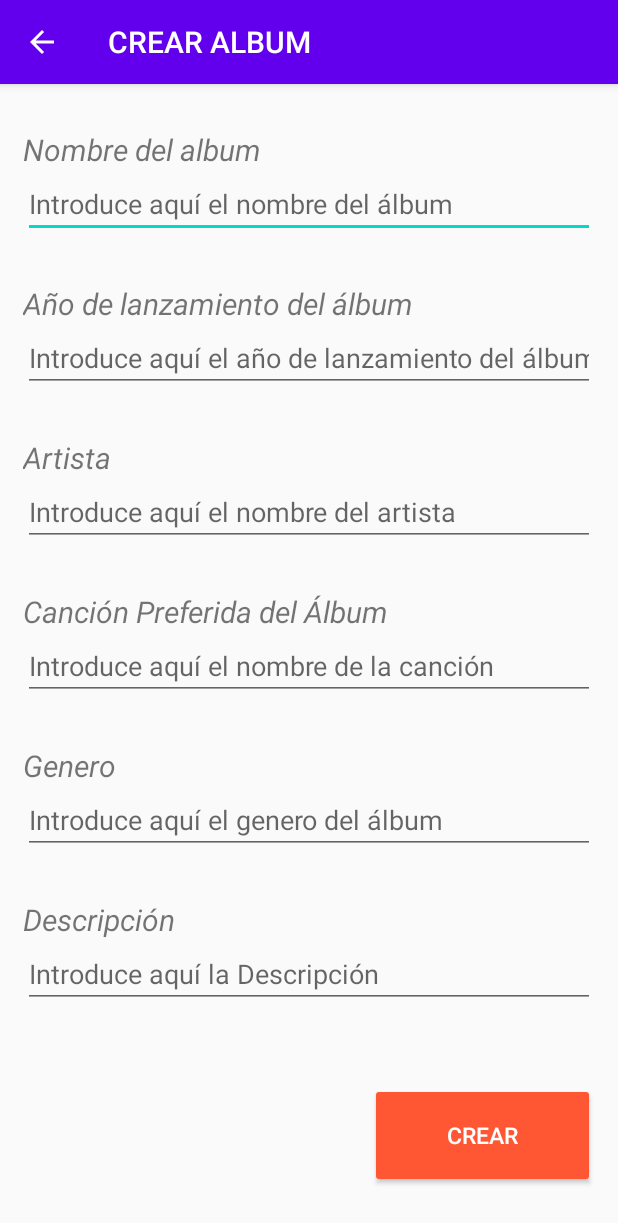
After one commit to ACardenasJ/DesarrolloMovilMISO, an Android app: the CrearAlbum screen opened directly, with no data from a screen before it, on a phone screen of 412 x 824 dp. The commit adds this screen. Shown: the top 1223 px of the screen. Run offline under Robolectric (Android 15) with nearby library versions, the phone set to English and light mode, and no system bars.

Commit message:
Creacion de albumes

```diff
--- /dev/null
+++ b/app/src/main/java/com/example/movilmisodreamteam2022/CrearAlbum.kt
@@ -0,0 +1,102 @@
+package com.example.movilmisodreamteam2022
+
+import android.app.Activity
+import android.os.Bundle
+import android.support.design.widget.Snackbar
+import android.support.v7.app.AppCompatActivity
+import android.util.Log
+import android.view.View
+import android.widget.Button
+import android.widget.EditText
+import android.widget.Toast
+import com.example.movilmisodreamteam2022.modelos.BandaModel
+import kotlinx.coroutines.Dispatchers
+import kotlinx.coroutines.GlobalScope
+import kotlinx.coroutines.async
+import kotlinx.coroutines.launch
+import kotlin.system.measureTimeMillis
+
+class CrearAlbum : AppCompatActivity() {
+    var img_basic: String = "https://cdn.dribbble.com/users/1100029/screenshots/5950588/media/451c0eb8bb7675c9bea0ddc26efece44.png"
+    override fun onCreate(savedInstanceState: Bundle?) {
+        super.onCreate(savedInstanceState)
+        setContentView(R.layout.activity_album)
+        var parentLayout: View = findViewById(android.R.id.content)
+        var EDNombreAlbum: EditText = findViewById<EditText>(R.id.EDNombreAlbum)
+        var EDYearAlbum: EditText = findViewById<EditText>(R.id.EDYearAlbum)
+        var EDArtista: EditText = findViewById<EditText>(R.id.EDArtista)
+        var EDCancionPreferida: EditText = findViewById<EditText>(R.id.EDCancionPreferida)
+        var EDGenero: EditText = findViewById<EditText>(R.id.EDGenero)
+        var EDDescrip: EditText = findViewById<EditText>(R.id.EDDescrip)
+        var BtnCrearAlbum: Button = findViewById<Button>(R.id.BtnCrearAlbum)
+        var action_Bar = getSupportActionBar()
+
+        // showing the back button in action bar
+        if (action_Bar != null) {
+            action_Bar.setTitle("CREAR ALBUM")
+            action_Bar.setDisplayHomeAsUpEnabled(true)
+        }
+        //supportActionBar?.setTitle("CREAR ARTISTA")
+        //supportActionBar?.setDisplayHomeAsUpEnabled(true);
+
+
+        BtnCrearAlbum.setOnClickListener {
+            //Toast.makeText(this,"CREANDO ARTISTA...",Toast.LENGTH_LONG).show()
+            //var src : ServiceRC =  ServiceRC()
+            //src.getBands()
+            Snackbar.make(parentLayout, "CREANDO ALBUM...", Snackbar.LENGTH_LONG).setAction("Action", null).show()
+
+            var nombreAlbum:String = EDNombreAlbum.text.toString()
+            var year:String = EDYearAlbum.text.toString()
+            var artista:String = EDArtista.text.toString()
+            var fav_song:String = EDCancionPreferida.text.toString()
+            var gen:String = EDGenero.text.toString()
+            var desc:String = EDDescrip.text.toString()
+
+            CrearAlbum_(this, nombreAlbum, year, artista, fav_song, gen, desc)
+        }
+    }
+
+    override fun onSupportNavigateUp(): Boolean {
+        finish()
+        //return super.onSupportNavigateUp()
+        return true
+    }
+
+    fun CrearAlbum_(acti: Activity, nombre: String, year:String, artista:String, fav_song: String, gen: String, desc: String){
+        GlobalScope.launch(Dispatchers.IO){
+            val time = measureTimeMillis {
+                val call_funcion = async {ServiceRC().createAlbum(nombre, year, artista, fav_song, gen, desc, img_basic)}
+                val retorno = call_funcion.await()
+                println(retorno)
+                Log.d("Album","resultado creacion:  ${retorno}")
+                runOnUiThread(Runnable {
+                    Toast.makeText(acti, "Album Creado",Toast.LENGTH_LONG).show()
+                    finish()
+                })
+            }
+        }
+    }
+
+    fun ObtenerArtistas_(acti: Activity){
+        GlobalScope.launch(Dispatchers.IO){
+            val time = measureTimeMillis {
+                val call_funcion = async {ServiceRC().getBands()}
+                //Log.d("Crear_Artistas","Tamaño es ${call_funcion.await()}")
+                //val retorno = call_funcion.await()
+                var bandsList: List<BandaModel> = emptyList()
+                bandsList = call_funcion.await()
+                bandsList.forEach {
+                    println("Name:$it.name")
+                    Log.d("Artistas","Banda  ${it.name}")
+                }
+                Log.d("Artistas","Tamaño es ${bandsList.size}")
+                runOnUiThread(Runnable {
+                    Toast.makeText(acti, "Tamaño: ${bandsList.size}",Toast.LENGTH_LONG).show()
+                })
+            }
+        }
+    }
+
+
+}
--- /dev/null
+++ b/app/src/main/res/layout/activity_album.xml
@@ -0,0 +1,156 @@
+<?xml version="1.0" encoding="utf-8"?>
+<ScrollView xmlns:android="http://schemas.android.com/apk/res/android"
+    xmlns:app="http://schemas.android.com/apk/res-auto"
+    xmlns:tools="http://schemas.android.com/tools"
+    android:layout_width="match_parent"
+    android:layout_height="match_parent"
+    tools:context=".CrearArtista">
+
+    <LinearLayout
+        android:layout_width="match_parent"
+        android:layout_height="match_parent"
+        android:layout_weight="1"
+        android:orientation="vertical"
+        android:paddingLeft="15dp"
+        android:paddingRight="15dp">
+
+        <android.support.v7.widget.CardView
+            android:id="@+id/card"
+            android:layout_width="match_parent"
+            android:layout_height="match_parent"
+            android:layout_weight="1"
+            android:text="Nuevo Album"
+            android:textSize="20dp"
+            android:textStyle="italic"
+            app:cardBackgroundColor="#A39F9F" />
+
+        <android.support.v4.widget.Space
+            android:layout_width="match_parent"
+            android:layout_height="30dp" />
+
+        <TextView
+            android:id="@+id/lblNombreAlbum"
+            android:layout_width="match_parent"
+            android:layout_height="match_parent"
+            android:text="Nombre del album"
+            android:textSize="20dp"
+            android:textStyle="italic" />
+
+        <EditText
+            android:id="@+id/EDNombreAlbum"
+            android:layout_width="match_parent"
+            android:layout_height="match_parent"
+            android:hint="Introduce aquí el nombre del álbum"
+            android:inputType="text" />
+
+        <android.support.v4.widget.Space
+            android:layout_width="match_parent"
+            android:layout_height="30dp" />
+
+        <TextView
+            android:id="@+id/lblYearAlbum"
+            android:layout_width="match_parent"
+            android:layout_height="match_parent"
+            android:text="Año de lanzamiento del álbum"
+            android:textSize="20dp"
+            android:textStyle="italic" />
+
+        <EditText
+            android:id="@+id/EDYearAlbum"
+            android:layout_width="match_parent"
+            android:layout_height="match_parent"
+            android:hint="Introduce aquí el año de lanzamiento del álbum"
+            android:inputType="number" />
+
+        <android.support.v4.widget.Space
+            android:layout_width="match_parent"
+            android:layout_height="30dp" />
+
+        <TextView
+            android:id="@+id/artista"
+            android:layout_width="match_parent"
+            android:layout_height="match_parent"
+            android:text="Artista"
+            android:textSize="20dp"
+            android:textStyle="italic" />
+
+        <EditText
+            android:id="@+id/EDArtista"
+            android:layout_width="match_parent"
+            android:layout_height="match_parent"
+            android:hint="Introduce aquí el nombre del artista"
+            android:inputType="text" />
+
+        <android.support.v4.widget.Space
+            android:layout_width="match_parent"
+            android:layout_height="30dp" />
+
+        <TextView
+            android:id="@+id/lblCancionPreferida"
+            android:layout_width="match_parent"
+            android:layout_height="match_parent"
+            android:text="Canción Preferida del Álbum"
+            android:textSize="20dp"
+            android:textStyle="italic" />
+
+        <EditText
+            android:id="@+id/EDCancionPreferida"
+            android:layout_width="match_parent"
+            android:layout_height="match_parent"
+            android:hint="Introduce aquí el nombre de la canción"
+            android:inputType="text" />
+
+        <android.support.v4.widget.Space
+            android:layout_width="match_parent"
+            android:layout_height="30dp" />
+
+        <TextView
+            android:id="@+id/lblGenero"
+            android:layout_width="match_parent"
+            android:layout_height="match_parent"
+            android:text="Genero"
+            android:textSize="20dp"
+            android:textStyle="italic" />
+
+        <EditText
+            android:id="@+id/EDGenero"
+            android:layout_width="match_parent"
+            android:layout_height="match_parent"
+            android:hint="Introduce aquí el genero del álbum"
+            android:inputType="text|textMultiLine" />
+
+        <android.support.v4.widget.Space
+            android:layout_width="match_parent"
+            android:layout_height="30dp" />
+
+        <TextView
+            android:id="@+id/lblDescrip"
+            android:layout_width="match_parent"
+            android:layout_height="match_parent"
+            android:text="Descripción"
+            android:textSize="20dp"
+            android:textStyle="italic" />
+
+        <EditText
+            android:id="@+id/EDDescrip"
+            android:layout_width="match_parent"
+            android:layout_height="match_parent"
+            android:hint="Introduce aquí la Descripción"
+            android:inputType="text|textMultiLine" />
+
+        <android.support.v4.widget.Space
+            android:layout_width="match_parent"
+            android:layout_height="50dp" />
+
+        <Button
+            android:id="@+id/BtnCrearAlbum"
+            android:layout_width="150dp"
+            android:layout_height="70dp"
+            android:layout_gravity="right"
+            android:backgroundTint="@color/orange"
+            android:gravity="center"
+            android:text="Crear"
+            android:textColor="@color/white"
+            android:textSize="15dp" />
+    </LinearLayout>
+</ScrollView>
```
Also changed, not shown: app/src/main/AndroidManifest.xml (+8 -0 lines), app/src/main/java/com/example/movilmisodreamteam2022/FirstFragment.kt (+7 -0 lines), app/src/main/java/com/example/movilmisodreamteam2022/ServiceRC.kt (+50 -0 lines), app/src/main/res/layout/fragment_first.xml (+13 -1 lines).
